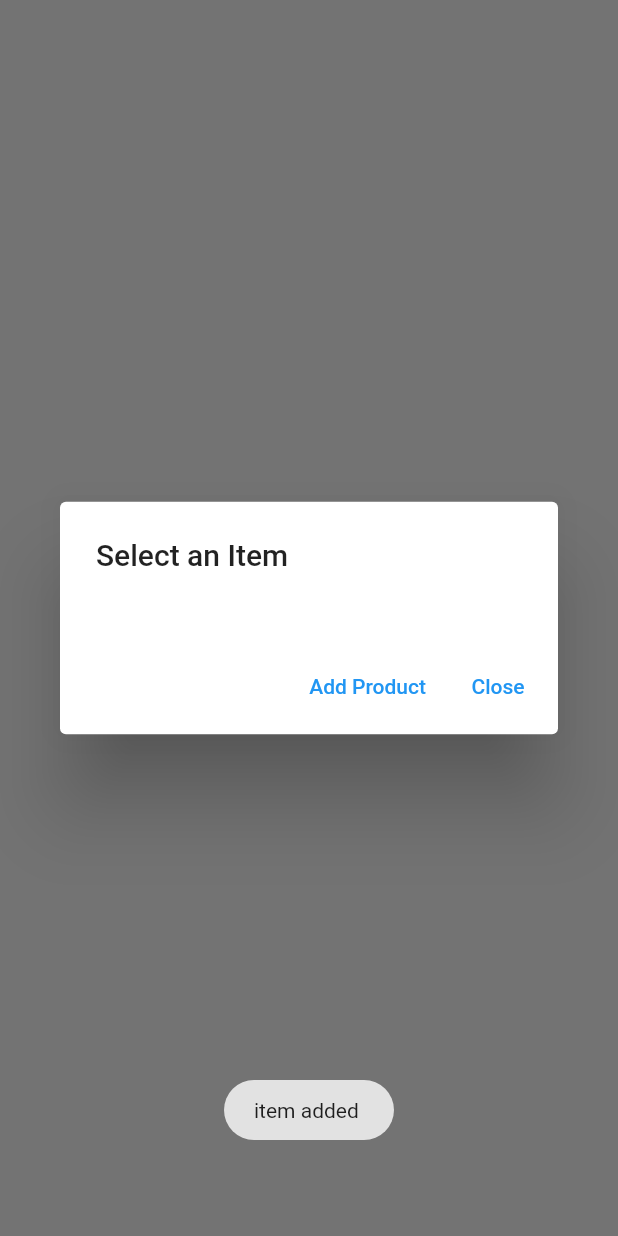
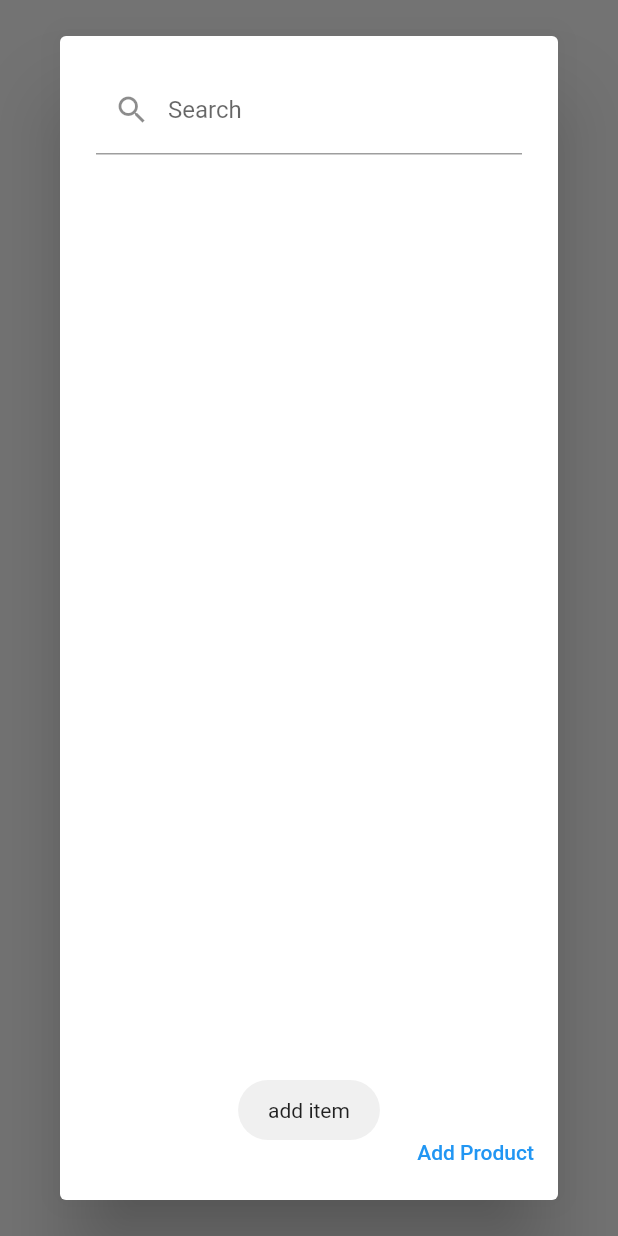
Before and after one commit to zakaria90024/deeplaid_apps_models, a Flutter app: what showCustomDialog() shows on an empty page, opened directly with empty values, after a tap on "Add Product", on a phone screen of 412 x 824 dp. Run offline on Flutter 3.47's test engine with Material 2 defaults, Android fonts, the light colour scheme and no system bars; our stand-ins replace fluttertoast, searchfield, shared_preferences, sqflite; accounts and stored records are empty; network calls fail.

Commit message:
day2 - 19-Feb-2023, 20Feb- Otp, Post Request, 22-DashBoard Design full end.
26-Feb-2023 - Sync Page added. Doctor database Created. stored sql data sqflite.change. delete and insert, data duplicate not solve, data duplicate solve. solve 1, Store Data in sql, update some, error, depot add database. Login api pass data.

> Login Shareprefarance
> State Save
> Logout Dialog
> error solve
> get data from sqlite
> doctor list get from local db
> added autocompleatesd
> Dropdown Search, group, product, dialog item added group wise, serch add

```diff
--- a/lib/order_functionality/dialog_custom.dart
+++ b/lib/order_functionality/dialog_custom.dart
@@ -2,43 +2,56 @@ import 'package:deeplaid_apps_models/model/item_model.dart';
 import 'package:flutter/material.dart';
 import 'package:fluttertoast/fluttertoast.dart';
 
+
 void showCustomDialog(BuildContext context, List<ItemModel> userProducetsGroupWise) {
+  TextEditingController searchController = TextEditingController();
   showDialog(
     context: context,
     builder: (BuildContext context) {
       return AlertDialog(
-        title: Text('Select an Item'),
         content: Container(
           width: double.maxFinite,
+          child: Column(
+            children: [
+              TextField(
+                controller: searchController,
+                decoration: InputDecoration(
+                  labelText: 'Search',
+                  prefixIcon: Icon(Icons.search),
+                ),
+              ),
+              Expanded(
                 child: ListView.builder(
                   shrinkWrap: true,
-            itemCount: userProducetsGroupWise.length, // Number of items in the ListView
+                  itemCount: userProducetsGroupWise.length,
                   itemBuilder: (BuildContext context, int index) {
                     return ListTile(
                       title: Text(userProducetsGroupWise[index].itemName.toString()),
                       onTap: () {
                         Navigator.of(context).pop();
                         // Handle item selection
-                  print('Selected Item $index');
+                        print('Selected Item ${userProducetsGroupWise[index].itemName}');
                       },
                     );
                   },
+                ),
+              ),
+            ],
           ),
         ),
         actions: <Widget>[
           TextButton(
             child: Text('Add Product'),
             onPressed: () {
-              Fluttertoast.showToast(msg: "item added ");
+              Fluttertoast.showToast(msg: "add item");
             },
           ),
-
-          TextButton(
-            child: Text('Close'),
-            onPressed: () {
-              Navigator.of(context).pop();
-            },
-          ),
+          // TextButton(
+          //   child: Text('Close'),
+          //   onPressed: () {
+          //     Navigator.of(context).pop();
+          //   },
+          // ),
         ],
       );
     },
```
Also changed, not shown: lib/order_functionality/sales_order.dart (+26 -33 lines). Lines whose indentation alone changed are shown as unchanged.
